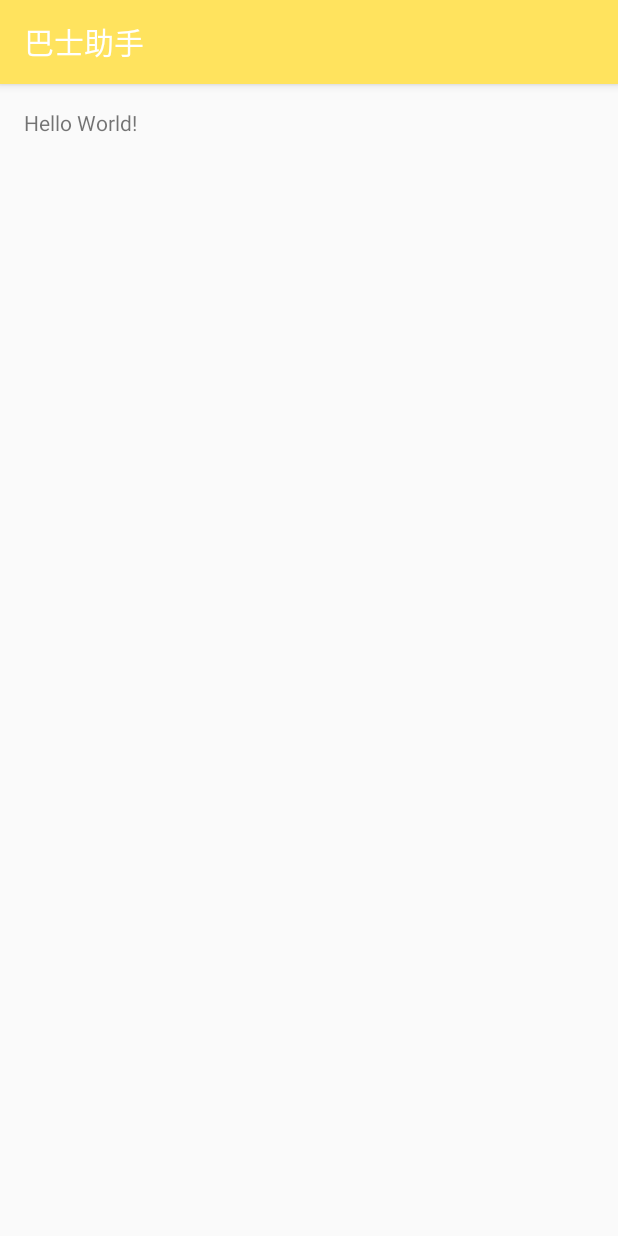
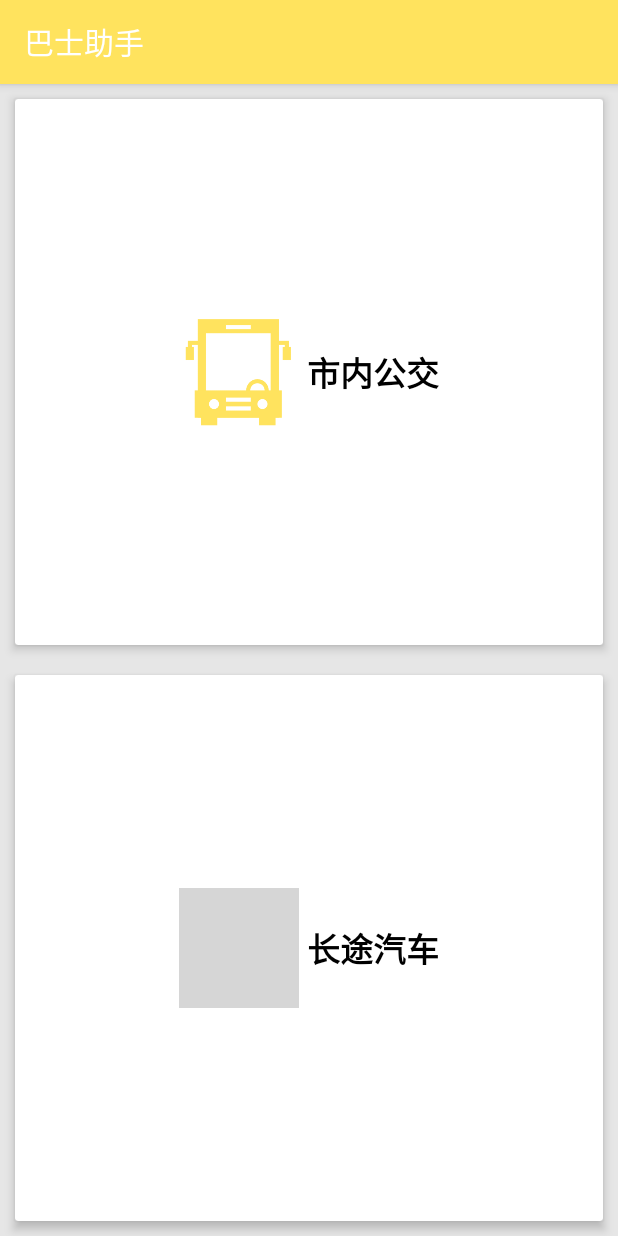
Before and after one commit to SagarDep/BusHelper, an Android app: the MainActivity screen opened directly, with no data from a screen before it, on a phone screen of 412 x 824 dp. Run offline under Robolectric (Android 15) with nearby library versions, the phone set to English and light mode, and no system bars; grey boxes are pictures that could not be loaded.

Commit message:
完成首页界面

```diff
--- a/app/build.gradle
+++ b/app/build.gradle
@@ -22,4 +22,5 @@ android {
 dependencies {
     compile fileTree(dir: 'libs', include: ['*.jar'])
     compile 'com.android.support:appcompat-v7:23.1.1'
+    compile 'com.android.support:cardview-v7:23.2.1'
 }
--- a/app/src/main/java/com/love_cookies/bushelper/MainActivity.java
+++ b/app/src/main/java/com/love_cookies/bushelper/MainActivity.java
@@ -1,13 +1,53 @@
 package com.love_cookies.bushelper;
 
+import android.os.Bundle;
 import android.support.v7.app.AppCompatActivity;
-import android.os.Bundle;
+import android.support.v7.widget.CardView;
+import android.view.MotionEvent;
+import android.view.View;
 
-public class MainActivity extends AppCompatActivity {
+public class MainActivity extends AppCompatActivity implements View.OnTouchListener {
+
+    private CardView busBtn;
+    private CardView coachBtn;
 
     @Override
     protected void onCreate(Bundle savedInstanceState) {
         super.onCreate(savedInstanceState);
         setContentView(R.layout.activity_main);
+
+        busBtn = (CardView)findViewById(R.id.bus_btn);
+        busBtn.setOnClickListener(new View.OnClickListener() {
+            @Override
+            public void onClick(View v) {
+
+            }
+        });
+        busBtn.setOnTouchListener(this);
+
+        coachBtn = (CardView)findViewById(R.id.coach_btn);
+        coachBtn.setOnClickListener(new View.OnClickListener() {
+            @Override
+            public void onClick(View v) {
+
+            }
+        });
+        coachBtn.setOnTouchListener(this);
     }
+
+    @Override
+    public boolean onTouch(View view, MotionEvent motionEvent) {
+        switch (motionEvent.getAction()){
+            case MotionEvent.ACTION_DOWN:
+                view.setScaleX((float)0.90);
+                view.setScaleY((float)0.90);
+                break;
+            case MotionEvent.ACTION_UP:
+                view.setScaleX(1);
+                view.setScaleY(1);
+                break;
+        }
+        return false;
+    }
+
 }
--- a/app/src/main/res/layout/activity_main.xml
+++ b/app/src/main/res/layout/activity_main.xml
@@ -1,16 +1,84 @@
 <?xml version="1.0" encoding="utf-8"?>
-<RelativeLayout xmlns:android="http://schemas.android.com/apk/res/android"
+<LinearLayout xmlns:android="http://schemas.android.com/apk/res/android"
     xmlns:tools="http://schemas.android.com/tools"
     android:layout_width="match_parent"
     android:layout_height="match_parent"
-    android:paddingBottom="@dimen/activity_vertical_margin"
-    android:paddingLeft="@dimen/activity_horizontal_margin"
-    android:paddingRight="@dimen/activity_horizontal_margin"
-    android:paddingTop="@dimen/activity_vertical_margin"
-    tools:context="com.love_cookies.bushelper.MainActivity">
+    xmlns:card_view="http://schemas.android.com/apk/res-auto"
+    android:orientation="vertical"
+    android:background="@color/grey_mid">
 
-    <TextView
-        android:layout_width="wrap_content"
-        android:layout_height="wrap_content"
-        android:text="Hello World!" />
-</RelativeLayout>
+    <android.support.v7.widget.CardView
+        android:id="@+id/bus_btn"
+        android:layout_width="match_parent"
+        android:layout_height="0dp"
+        android:layout_weight="1"
+        android:layout_margin="10dp"
+        card_view:cardElevation="4dp">
+
+        <RelativeLayout
+            android:layout_width="wrap_content"
+            android:layout_height="wrap_content"
+            android:layout_gravity="center">
+
+            <ImageView
+                android:id="@+id/bus_iv"
+                android:layout_width="80dp"
+                android:layout_height="80dp"
+                android:layout_gravity="center"
+                android:src="@mipmap/icon_bus"
+                android:tint="@color/colorPrimary"/>
+
+            <TextView
+                android:id="@+id/bus_tv"
+                android:layout_width="wrap_content"
+                android:layout_height="wrap_content"
+                android:layout_toRightOf="@id/bus_iv"
+                android:layout_centerVertical="true"
+                android:layout_marginLeft="5dp"
+                android:textColor="@color/black"
+                android:textSize="22sp"
+                android:textStyle="bold"
+                android:text="@string/bus_title"/>
+
+        </RelativeLayout>
+
+    </android.support.v7.widget.CardView>
+
+    <android.support.v7.widget.CardView
+        android:id="@+id/coach_btn"
+        android:layout_width="match_parent"
+        android:layout_height="0dp"
+        android:layout_weight="1"
+        android:layout_margin="10dp"
+        card_view:cardElevation="4dp">
+
+        <RelativeLayout
+            android:layout_width="wrap_content"
+            android:layout_height="wrap_content"
+            android:layout_gravity="center">
+
+            <ImageView
+                android:id="@+id/coach_iv"
+                android:layout_width="80dp"
+                android:layout_height="80dp"
+                android:layout_gravity="center"
+                android:src="@mipmap/icon_coach"
+                android:tint="@color/colorPrimary"/>
+
+            <TextView
+                android:id="@+id/coach_tv"
+                android:layout_width="wrap_content"
+                android:layout_height="wrap_content"
+                android:layout_toRightOf="@id/coach_iv"
+                android:layout_centerVertical="true"
+                android:layout_marginLeft="5dp"
+                android:textColor="@color/black"
+                android:textSize="22sp"
+                android:textStyle="bold"
+                android:text="@string/coach_title"/>
+
+        </RelativeLayout>
+
+    </android.support.v7.widget.CardView>
+
+</LinearLayout>
--- a/app/src/main/res/values/colors.xml
+++ b/app/src/main/res/values/colors.xml
@@ -5,4 +5,7 @@
     <color name="colorAccent">#FFE35E</color>
 
     <color name="white">#FFFFFF</color>
+    <color name="black">#000000</color>
+    <color name="gray">#808080</color>
+    <color name="grey_mid">#e6e6e6</color>
 </resources>
--- a/app/src/main/res/values/strings.xml
+++ b/app/src/main/res/values/strings.xml
@@ -1,3 +1,6 @@
 <resources>
     <string name="app_name">巴士助手</string>
+
+    <string name="bus_title">市内公交</string>
+    <string name="coach_title">长途汽车</string>
 </resources>
```
